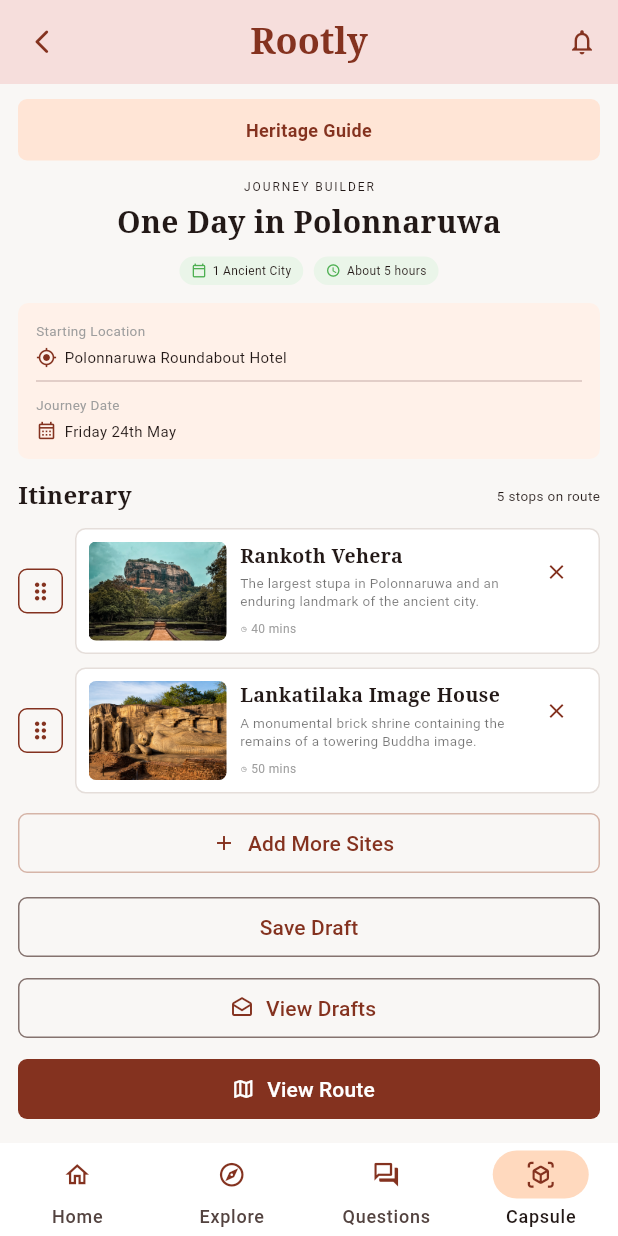
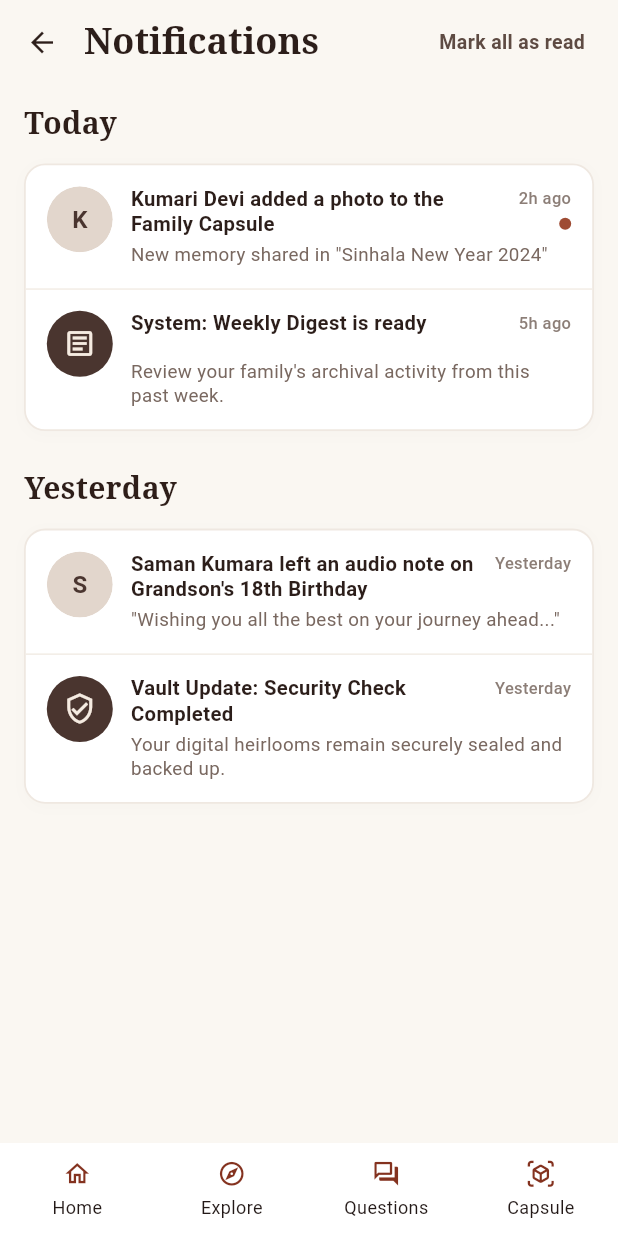
Before and after one commit to DasunD2002/uee_project, a Flutter app: the JourneyPlannerScreen screen opened directly, scrolled down 311 dp, after a tap on the "notifications none" icon, on a phone screen of 412 x 824 dp. Run offline on Flutter 3.47's test engine with Material 3 defaults, Android fonts, the light colour scheme and no system bars; our stand-ins replace shared_preferences; missing offline and left inert: file_selector, maplibre_gl; accounts and stored records are empty; network calls fail; Roboto replaces fonts that are missing (Arial).

Commit message:
feat: implement initial project screens including explorer, notification tiles, and memory management layouts

```diff
--- a/lib/core/widgets/community_app_bar.dart
+++ b/lib/core/widgets/community_app_bar.dart
@@ -29,11 +29,7 @@ class CommunityAppBar extends StatelessWidget implements PreferredSizeWidget {
     actions: [
       IconButton(
         tooltip: 'Notifications',
-        onPressed: () {
-          ScaffoldMessenger.of(context).showSnackBar(
-            const SnackBar(content: Text('No new notifications.')),
-          );
-        },
+        onPressed: () => Navigator.pushNamed(context, '/notifications'),
         icon: const Icon(Icons.notifications_none),
       ),
       const SizedBox(width: 12),
--- a/lib/features/capsule/presentation/capsule_screen.dart
+++ b/lib/features/capsule/presentation/capsule_screen.dart
@@ -48,7 +48,7 @@ class CapsuleScreen extends StatelessWidget {
       actions: [
         IconButton(
           tooltip: 'Notifications',
-          onPressed: () {},
+          onPressed: () => Navigator.pushNamed(context, '/notifications'),
           icon: const Icon(Icons.notifications_none_rounded, size: 19),
         ),
         const SizedBox(width: 4),
--- a/lib/features/capsule/presentation/family_memories_screen.dart
+++ b/lib/features/capsule/presentation/family_memories_screen.dart
@@ -26,10 +26,14 @@ class FamilyMemoriesScreen extends StatelessWidget {
           fontWeight: FontWeight.w700,
         ),
       ),
-      actions: const [
+      actions: [
         Padding(
-          padding: EdgeInsets.only(right: 18),
-          child: Icon(Icons.notifications_none_rounded, size: 23),
+          padding: const EdgeInsets.only(right: 10),
+          child: IconButton(
+            tooltip: 'Notifications',
+            onPressed: () => Navigator.pushNamed(context, '/notifications'),
+            icon: const Icon(Icons.notifications_none_rounded, size: 23),
+          ),
         ),
       ],
     ),
--- a/lib/features/capsules/presentation/capsule_home_screen.dart
+++ b/lib/features/capsules/presentation/capsule_home_screen.dart
@@ -45,7 +45,8 @@ class CapsuleHomeScreen extends StatelessWidget {
         Padding(
           padding: const EdgeInsets.only(right: 10),
           child: IconButton(
-            onPressed: () {},
+            tooltip: 'Notifications',
+            onPressed: () => Navigator.pushNamed(context, '/notifications'),
             icon: const Icon(Icons.notifications_none_rounded, size: 21),
           ),
         ),
--- a/lib/features/explorer/presentation/field_note_editor_screen.dart
+++ b/lib/features/explorer/presentation/field_note_editor_screen.dart
@@ -89,7 +89,8 @@ class _FieldNoteEditorScreenState extends State<FieldNoteEditorScreen> {
       ),
       actions: [
         IconButton(
-          onPressed: () {},
+          tooltip: 'Notifications',
+          onPressed: () => Navigator.pushNamed(context, '/notifications'),
           icon: const Icon(Icons.notifications_none, size: 20),
         ),
       ],
--- a/lib/features/explorer/presentation/field_notes_archive_screen.dart
+++ b/lib/features/explorer/presentation/field_notes_archive_screen.dart
@@ -108,7 +108,8 @@ class _FieldNotesArchiveScreenState extends State<FieldNotesArchiveScreen> {
         ),
         actions: [
           IconButton(
-            onPressed: () {},
+            tooltip: 'Notifications',
+            onPressed: () => Navigator.pushNamed(context, '/notifications'),
             icon: const Icon(Icons.notifications_none, size: 20),
           ),
         ],
--- a/lib/features/explorer/presentation/journey_planner_screen.dart
+++ b/lib/features/explorer/presentation/journey_planner_screen.dart
@@ -127,7 +127,8 @@ class _JourneyPlannerScreenState extends State<JourneyPlannerScreen> {
       ),
       actions: [
         IconButton(
-          onPressed: () {},
+          tooltip: 'Notifications',
+          onPressed: () => Navigator.pushNamed(context, '/notifications'),
           icon: const Icon(Icons.notifications_none, size: 20),
         ),
       ],
--- a/lib/features/explorer/presentation/place_detail_screen.dart
+++ b/lib/features/explorer/presentation/place_detail_screen.dart
@@ -62,7 +62,8 @@ class _PlaceDetailScreenState extends State<PlaceDetailScreen> {
       ),
       actions: [
         IconButton(
-          onPressed: () {},
+          tooltip: 'Notifications',
+          onPressed: () => Navigator.pushNamed(context, '/notifications'),
           icon: const Icon(Icons.notifications_none, size: 20),
         ),
       ],
--- a/lib/features/explorer/presentation/province_detail_screen.dart
+++ b/lib/features/explorer/presentation/province_detail_screen.dart
@@ -75,7 +75,8 @@ class ProvinceDetailScreen extends StatelessWidget {
       ),
       actions: [
         IconButton(
-          onPressed: () {},
+          tooltip: 'Notifications',
+          onPressed: () => Navigator.pushNamed(context, '/notifications'),
           icon: const Icon(Icons.notifications_none, size: 21),
         ),
       ],
--- a/lib/features/explorer/presentation/redesigned_explorer_screen.dart
+++ b/lib/features/explorer/presentation/redesigned_explorer_screen.dart
@@ -182,7 +182,8 @@ class _RedesignedExplorerScreenState extends State<RedesignedExplorerScreen> {
             ),
             actions: [
               IconButton(
-                onPressed: () {},
+                tooltip: 'Notifications',
+                onPressed: () => Navigator.pushNamed(context, '/notifications'),
                 icon: const Icon(Icons.notifications_none, size: 20),
               ),
             ],
--- a/lib/features/explorer/presentation/sri_lanka_3d_map_screen.dart
+++ b/lib/features/explorer/presentation/sri_lanka_3d_map_screen.dart
@@ -81,7 +81,8 @@ class _SriLanka3DMapScreenState extends State<SriLanka3DMapScreen> {
       ),
       actions: [
         IconButton(
-          onPressed: () {},
+          tooltip: 'Notifications',
+          onPressed: () => Navigator.pushNamed(context, '/notifications'),
           icon: const Icon(Icons.notifications_none, size: 21),
         ),
       ],
--- a/lib/features/home/presentation/home_screen.dart
+++ b/lib/features/home/presentation/home_screen.dart
@@ -48,7 +48,8 @@ class _HomeScreenState extends State<HomeScreen> {
       ),
       actions: [
         IconButton(
-          onPressed: () {},
+          tooltip: 'Notifications',
+          onPressed: () => Navigator.pushNamed(context, '/notifications'),
           icon: const Icon(Icons.notifications_none, size: 22),
         ),
       ],
--- /dev/null
+++ b/lib/features/notifications/presentation/notifications_screen.dart
@@ -0,0 +1,242 @@
+import 'package:flutter/material.dart';
+import '../../explorer/presentation/widgets/explorer_footer.dart';
+import 'widgets/notification_item_tile.dart';
+
+class NotificationsScreen extends StatefulWidget {
+  const NotificationsScreen({super.key});
+
+  @override
+  State<NotificationsScreen> createState() => _NotificationsScreenState();
+}
+
+class _NotificationsScreenState extends State<NotificationsScreen> {
+  late List<NotificationItemData> todayNotifications;
+  late List<NotificationItemData> yesterdayNotifications;
+
+  @override
+  void initState() {
+    super.initState();
+    todayNotifications = [
+      const NotificationItemData(
+        id: 'today_1',
+        title: 'Kumari Devi added a photo to the Family Capsule',
+        subtitle: 'New memory shared in "Sinhala New Year 2024"',
+        timeAgo: '2h ago',
+        avatarAsset: 'assets/images/profile_avatar.png',
+        avatarUrl:
+            'https://images.unsplash.com/photo-1544005313-94ddf0286df2?w=150&auto=format&fit=crop&q=80',
+        isUnread: true,
+      ),
+      const NotificationItemData(
+        id: 'today_2',
+        title: 'System: Weekly Digest is ready',
+        subtitle:
+            "Review your family's archival activity from this past week.",
+        timeAgo: '5h ago',
+        icon: Icons.article_outlined,
+        isUnread: false,
+      ),
+    ];
+
+    yesterdayNotifications = [
+      const NotificationItemData(
+        id: 'yesterday_1',
+        title:
+            "Saman Kumara left an audio note on Grandson's 18th Birthday",
+        subtitle: '"Wishing you all the best on your journey ahead..."',
+        timeAgo: 'Yesterday',
+        avatarAsset: 'assets/images/dinesh_avatar.png',
+        avatarUrl:
+            'https://images.unsplash.com/photo-1507003211169-0a1dd7228f2d?w=150&auto=format&fit=crop&q=80',
+        isUnread: false,
+      ),
+      const NotificationItemData(
+        id: 'yesterday_2',
+        title: 'Vault Update: Security Check Completed',
+        subtitle:
+            'Your digital heirlooms remain securely sealed and backed up.',
+        timeAgo: 'Yesterday',
+        icon: Icons.verified_user_outlined,
+        isUnread: false,
+      ),
+    ];
+  }
+
+  void _markAllAsRead() {
+    setState(() {
+      todayNotifications = todayNotifications
+          .map((item) => item.copyWith(isUnread: false))
+          .toList();
+      yesterdayNotifications = yesterdayNotifications
+          .map((item) => item.copyWith(isUnread: false))
+          .toList();
+    });
+
+    ScaffoldMessenger.of(context).showSnackBar(
+      const SnackBar(
+        content: Text('All notifications marked as read'),
+        duration: Duration(seconds: 2),
+      ),
+    );
+  }
+
+  void _toggleItemRead(String id, bool isToday) {
+    setState(() {
+      if (isToday) {
+        todayNotifications = todayNotifications.map((item) {
+          if (item.id == id) {
+            return item.copyWith(isUnread: false);
+          }
+          return item;
+        }).toList();
+      } else {
+        yesterdayNotifications = yesterdayNotifications.map((item) {
+          if (item.id == id) {
+            return item.copyWith(isUnread: false);
+          }
+          return item;
+        }).toList();
+      }
+    });
+  }
+
+  void _onTabSelected(int index) {
+    if (index == 0) {
+      Navigator.pushNamedAndRemoveUntil(context, '/home', (_) => false);
+    } else if (index == 1) {
+      Navigator.pushNamed(context, '/explorer');
+    } else if (index == 3) {
+      Navigator.pushNamed(context, '/capsule');
+    }
+  }
+
+  @override
+  Widget build(BuildContext context) {
+    return Scaffold(
+      backgroundColor: const Color(0xFFFAF7F2),
+      appBar: AppBar(
+        backgroundColor: const Color(0xFFFAF7F2),
+        elevation: 0,
+        scrolledUnderElevation: 0,
+        leading: IconButton(
+          icon: const Icon(
+            Icons.arrow_back,
+            color: Color(0xFF2C1E1A),
+            size: 22,
+          ),
+          onPressed: () => Navigator.pop(context),
+        ),
+        titleSpacing: 0,
+        title: const Text(
+          'Notifications',
+          style: TextStyle(
+            fontFamily: 'serif',
+            color: Color(0xFF2C1E1A),
+            fontSize: 24,
+            fontWeight: FontWeight.bold,
+          ),
+        ),
+        actions: [
+          Padding(
+            padding: const EdgeInsets.only(right: 18),
+            child: Center(
+              child: InkWell(
+                borderRadius: BorderRadius.circular(4),
+                onTap: _markAllAsRead,
+                child: const Padding(
+                  padding: EdgeInsets.symmetric(horizontal: 4, vertical: 4),
+                  child: Text(
+                    'Mark all as read',
+                    style: TextStyle(
+                      color: Color(0xFF5E4B43),
+                      fontSize: 13,
+                      fontWeight: FontWeight.w600,
+                    ),
+                  ),
+                ),
+              ),
+            ),
+          ),
+        ],
+      ),
+      body: SingleChildScrollView(
+        padding: const EdgeInsets.fromLTRB(16, 12, 16, 24),
+        child: Column(
+          crossAxisAlignment: CrossAxisAlignment.start,
+          children: [
+            _buildSection(
+              title: 'Today',
+              items: todayNotifications,
+              isToday: true,
+            ),
+            const SizedBox(height: 24),
+            _buildSection(
+              title: 'Yesterday',
+              items: yesterdayNotifications,
+              isToday: false,
+            ),
+          ],
+        ),
+      ),
+      bottomNavigationBar: ExplorerFooter(
+        selectedIndex: null,
+        onSelected: _onTabSelected,
+      ),
+    );
+  }
+
+  Widget _buildSection({
+    required String title,
+    required List<NotificationItemData> items,
+    required bool isToday,
+  }) {
+    return Column(
+      crossAxisAlignment: CrossAxisAlignment.start,
+      children: [
+        Text(
+          title,
+          style: const TextStyle(
+            fontFamily: 'serif',
+            fontSize: 20,
+            fontWeight: FontWeight.bold,
+            color: Color(0xFF2E1E19),
+          ),
+        ),
+        const SizedBox(height: 12),
+        Container(
+          decoration: BoxDecoration(
+            color: Colors.white,
+            borderRadius: BorderRadius.circular(14),
+            border: Border.all(
+              color: const Color(0xFFEFE8E1),
+              width: 1.2,
+            ),
+            boxShadow: [
+              BoxShadow(
+                color: Colors.black.withOpacity(0.015),
+                blurRadius: 8,
+                offset: const Offset(0, 2),
+              ),
+            ],
+          ),
+          child: Column(
+            children: [
+              for (int i = 0; i < items.length; i++) ...[
+                NotificationItemTile(
+                  data: items[i],
+                  onTap: () => _toggleItemRead(items[i].id, isToday),
+                ),
+                if (i < items.length - 1)
+                  const Divider(
+                    height: 1,
+                    thickness: 1,
+                    color: Color(0xFFF2ECE5),
+                  ),
+              ],
+            ],
+          ),
+        ),
+      ],
+    );
+  }
+}
--- /dev/null
+++ b/lib/features/notifications/presentation/widgets/notification_item_tile.dart
@@ -0,0 +1,191 @@
+import 'package:flutter/material.dart';
+
+class NotificationItemData {
+  const NotificationItemData({
+    required this.id,
+    required this.title,
+    required this.subtitle,
+    required this.timeAgo,
+    this.avatarAsset,
+    this.avatarUrl,
+    this.icon,
+    this.isUnread = false,
+  });
+
+  final String id;
+  final String title;
+  final String subtitle;
+  final String timeAgo;
+  final String? avatarAsset;
+  final String? avatarUrl;
+  final IconData? icon;
+  final bool isUnread;
+
+  NotificationItemData copyWith({bool? isUnread}) => NotificationItemData(
+        id: id,
+        title: title,
+        subtitle: subtitle,
+        timeAgo: timeAgo,
+        avatarAsset: avatarAsset,
+        avatarUrl: avatarUrl,
+        icon: icon,
+        isUnread: isUnread ?? this.isUnread,
+      );
+}
+
+class NotificationItemTile extends StatelessWidget {
+  const NotificationItemTile({
+    super.key,
+    required this.data,
+    this.onTap,
+  });
+
+  final NotificationItemData data;
+  final VoidCallback? onTap;
+
+  @override
+  Widget build(BuildContext context) {
+    return InkWell(
+      onTap: onTap,
+      child: Padding(
+        padding: const EdgeInsets.symmetric(horizontal: 14, vertical: 14),
+        child: Row(
+          crossAxisAlignment: CrossAxisAlignment.start,
+          children: [
+            _buildLeadingAvatar(),
+            const SizedBox(width: 12),
+            Expanded(
+              child: Column(
+                crossAxisAlignment: CrossAxisAlignment.start,
+                children: [
+                  Row(
+                    crossAxisAlignment: CrossAxisAlignment.start,
+                    children: [
+                      Expanded(
+                        child: Text(
+                          data.title,
+                          style: const TextStyle(
+                            fontSize: 13.5,
+                            fontWeight: FontWeight.w600,
+                            color: Color(0xFF2C1E1A),
+                            height: 1.25,
+                          ),
+                        ),
+                      ),
+                      const SizedBox(width: 8),
+                      Column(
+                        crossAxisAlignment: CrossAxisAlignment.end,
+                        children: [
+                          Text(
+                            data.timeAgo,
+                            style: const TextStyle(
+                              fontSize: 11,
+                              fontWeight: FontWeight.w500,
+                              color: Color(0xFF8C7E77),
+                            ),
+                          ),
+                          const SizedBox(height: 5),
+                          if (data.isUnread)
+                            Container(
+                              width: 8,
+                              height: 8,
+                              decoration: const BoxDecoration(
+                                color: Color(0xFF9E4B33),
+                                shape: BoxShape.circle,
+                              ),
+                            )
+                          else
+                            const SizedBox(width: 8, height: 8),
+                        ],
+                      ),
+                    ],
+                  ),
+                  const SizedBox(height: 4),
+                  Text(
+                    data.subtitle,
+                    style: const TextStyle(
+                      fontSize: 12.5,
+                      fontWeight: FontWeight.w400,
+                      color: Color(0xFF796860),
+                      height: 1.3,
+                    ),
+                  ),
+                ],
+              ),
+            ),
+          ],
+        ),
+      ),
+    );
+  }
+
+  Widget _buildLeadingAvatar() {
+    if (data.icon != null) {
+      return Container(
+        width: 44,
+        height: 44,
+        decoration: const BoxDecoration(
+          color: Color(0xFF4A352F),
+          shape: BoxShape.circle,
+        ),
+        child: Center(
+          child: Icon(
+            data.icon,
+            color: const Color(0xFFF5EBE1),
+            size: 22,
+          ),
+        ),
+      );
+    }
+
+    if (data.avatarUrl != null && data.avatarUrl!.isNotEmpty) {
+      return ClipRRect(
+        borderRadius: BorderRadius.circular(22),
+        child: Image.network(
+          data.avatarUrl!,
+          width: 44,
+          height: 44,
+          fit: BoxFit.cover,
+          errorBuilder: (_, __, ___) => _fallbackAvatar(),
+        ),
+      );
+    }
+
+    if (data.avatarAsset != null && data.avatarAsset!.isNotEmpty) {
+      return ClipRRect(
+        borderRadius: BorderRadius.circular(22),
+        child: Image.asset(
+          data.avatarAsset!,
+          width: 44,
+          height: 44,
+          fit: BoxFit.cover,
+          errorBuilder: (_, __, ___) => _fallbackAvatar(),
+        ),
+      );
+    }
+
+    return _fallbackAvatar();
+  }
+
+  Widget _fallbackAvatar() {
+    final initials = data.title.isNotEmpty ? data.title.substring(0, 1) : '?';
+    return Container(
+      width: 44,
+      height: 44,
+      decoration: const BoxDecoration(
+        color: Color(0xFFE2D6CC),
+        shape: BoxShape.circle,
+      ),
+      child: Center(
+        child: Text(
+          initials,
+          style: const TextStyle(
+            color: Color(0xFF4A352F),
+            fontWeight: FontWeight.bold,
+            fontSize: 16,
+          ),
+        ),
+      ),
+    );
+  }
+}
--- a/lib/main.dart
+++ b/lib/main.dart
@@ -14,6 +14,7 @@ import 'features/explorer/presentation/sri_lanka_3d_map_screen.dart';
 import 'features/home/presentation/home_screen.dart';
 import 'features/splash/presentation/splash_screen.dart';
 import 'features/Profile/presentation/profile_screen.dart';
+import 'features/notifications/presentation/notifications_screen.dart';
 
 void main() => runApp(const RootlyApp());
 
@@ -51,6 +52,8 @@ class RootlyApp extends StatelessWidget {
       '/family-memories': (_) => const FamilyMemoriesScreen(),
       '/explorer': (_) => const ExplorerShell(),
       '/province-map': (_) => const SriLanka3DMapScreen(),
+      '/notifications': (_) => const NotificationsScreen(),
+      '/notification': (_) => const NotificationsScreen(),
     },
   );
 }
```
Also changed, not shown: 1 other file.
